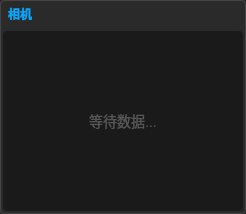
Before: the Qt Designer form quad_camera_app/ui/camera_widget.ui in tortoies018/dobot_quad_sdk_test, drawn with Qt 5.
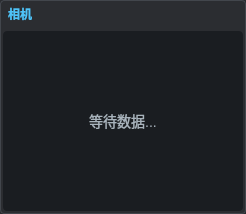
After: the same form once the commit is applied.

What changed in the file:
```diff
--- a/quad_camera_app/ui/camera_widget.ui
+++ b/quad_camera_app/ui/camera_widget.ui
@@ -3,7 +3,7 @@
  <class>CameraWidget</class>
  <widget class="QWidget" name="CameraWidget">
   <property name="styleSheet">
-   <string notr="true">background-color: #2a2a2a; border: 1px solid #444; border-radius: 4px;</string>
+   <string notr="true">background-color: #2b2d31; border: 1px solid #42464c; border-radius: 4px;</string>
   </property>
   <layout class="QVBoxLayout" name="verticalLayout">
    <property name="leftMargin">
@@ -24,7 +24,7 @@
       <string>相机</string>
      </property>
      <property name="styleSheet">
-      <string notr="true">font: bold 12px; color: #0af; padding: 2px; background: transparent; border: none;</string>
+      <string notr="true">font: bold 12px; color: #4fc3f7; padding: 2px; background: transparent; border: none;</string>
      </property>
     </widget>
    </item>
@@ -43,7 +43,7 @@
       </size>
      </property>
      <property name="styleSheet">
-      <string notr="true">background-color: #1a1a1a; color: #555; font: 14px; border: none; padding: 0px;</string>
+      <string notr="true">background-color: #1a1d21; color: #a8b3bc; font: 14px; border: none; padding: 0px;</string>
      </property>
     </widget>
    </item>
```
